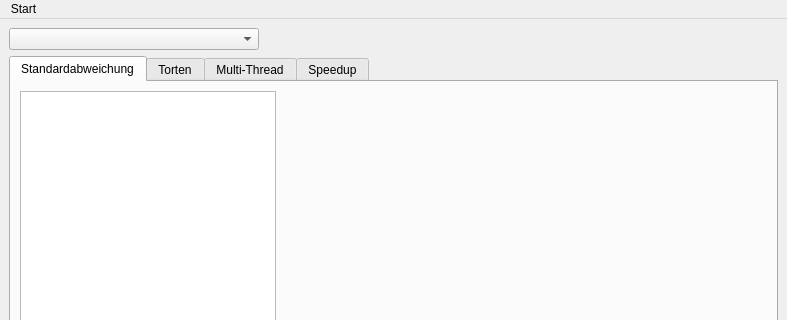
The window that ProfilerWindow.ui (hdinkelbach/ANNarchyProfiler) describes before a commit, drawn with Qt 5; both pictures show x 0 to 787 and y 0 to 320 of the 787 by 600 pixel window.
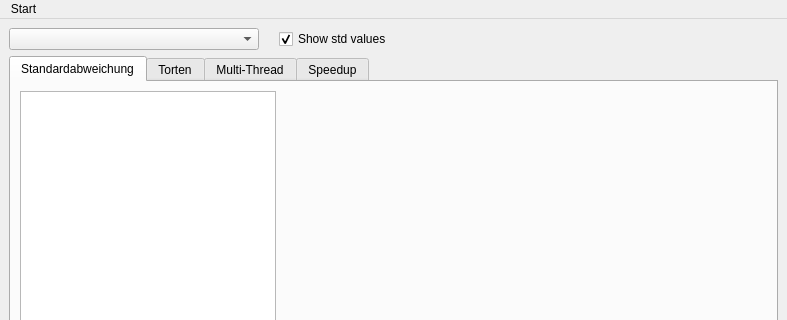
The same window after the commit. Custom widgets are drawn as their Qt base class.

Commit message: - Add: Standard deviation shown in the errorbar charts can be disabled

Patch:
```diff
--- a/ProfilerWindow.ui
+++ b/ProfilerWindow.ui
@@ -16,6 +16,14 @@
   <widget class="QWidget" name="CentralWidget">
    <layout class="QVBoxLayout" name="verticalLayout">
     <item>
+     <layout class="QHBoxLayout" name="horizontalLayout_3">
+      <property name="spacing">
+       <number>20</number>
+      </property>
+      <property name="topMargin">
+       <number>0</number>
+      </property>
+      <item>
      <widget class="QComboBox" name="cmbThread">
       <property name="sizePolicy">
        <sizepolicy hsizetype="Preferred" vsizetype="Fixed">
@@ -35,6 +43,18 @@
      </widget>
     </item>
     <item>
+       <widget class="QCheckBox" name="chkStdValues">
+        <property name="text">
+         <string>Show std values</string>
+        </property>
+        <property name="checked">
+         <bool>true</bool>
+        </property>
+       </widget>
+      </item>
+     </layout>
+    </item>
+    <item>
      <widget class="QTabWidget" name="AnalyzerWidget">
       <property name="sizePolicy">
        <sizepolicy hsizetype="Expanding" vsizetype="Expanding">
```
Left out of the diff: 10 changed lines with no effect on the pictures. Lines whose indentation alone changed are shown as unchanged. The commit also changes 1 other file.
